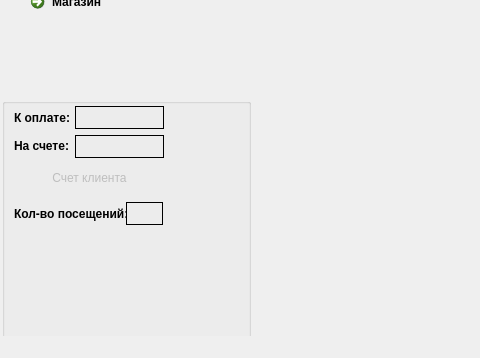
The window that mainform.ui (sergey4475/profi) describes before a commit, drawn with Qt 5; both pictures show x 0 to 480 and y 280 to 638 of the 877 by 638 pixel window.
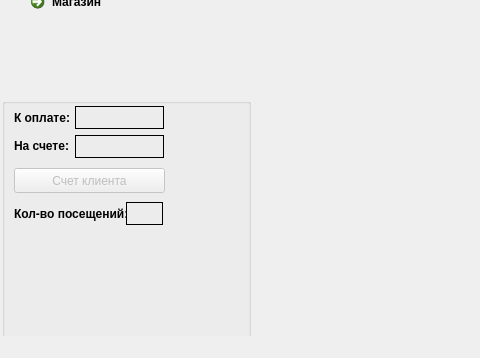
The same window after the commit. Icons and pictures are not drawn.

Diff of the .ui file:
```diff
--- a/mainform.ui
+++ b/mainform.ui
@@ -141,6 +141,12 @@
     <property name="title">
      <string/>
     </property>
+    <property name="flat">
+     <bool>false</bool>
+    </property>
+    <property name="checkable">
+     <bool>false</bool>
+    </property>
     <widget class="QLabel" name="label">
      <property name="geometry">
       <rect>
@@ -234,7 +240,7 @@
        <x>12</x>
        <y>70</y>
        <width>151</width>
-       <height>19</height>
+       <height>25</height>
       </rect>
      </property>
      <property name="autoFillBackground">
@@ -243,11 +249,17 @@
      <property name="text">
       <string>Счет клиента</string>
      </property>
+     <property name="checkable">
+      <bool>false</bool>
+     </property>
+     <property name="checked">
+      <bool>false</bool>
+     </property>
      <property name="toolButtonStyle">
       <enum>Qt::ToolButtonIconOnly</enum>
      </property>
      <property name="autoRaise">
-      <bool>true</bool>
+      <bool>false</bool>
      </property>
      <property name="arrowType">
       <enum>Qt::NoArrow</enum>
```
Left out of the diff: 6 changed lines with no effect on the pictures.
